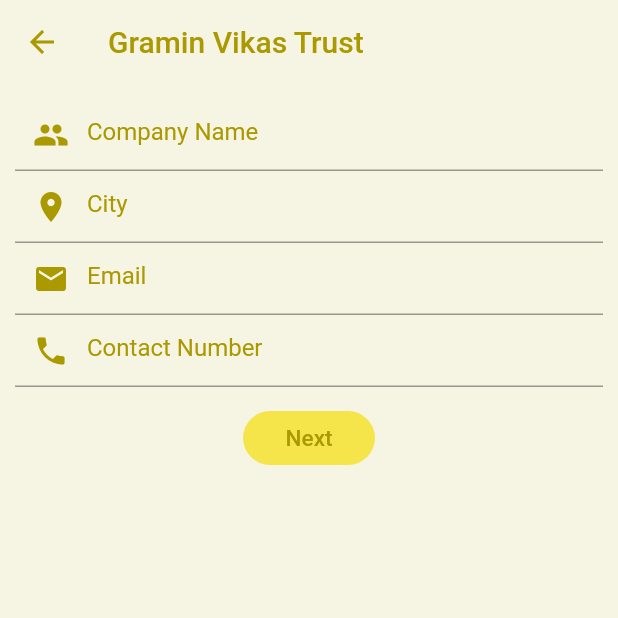
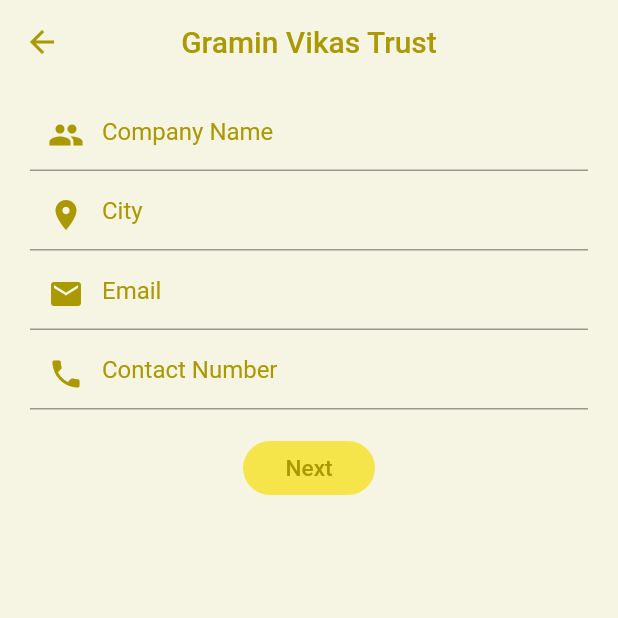
Before and after one commit to ronak197/GVT-Dahod, a Flutter app: the CompanyRegistrationPage screen opened directly, on a phone screen of 412 x 824 dp, the top half of it. Run offline on Flutter 3.47's test engine with Material 2 defaults, Android fonts, the phone set to English and light mode, and no system bars; our stand-ins replace carousel_slider.

Commit message:
Done minor changes in registration pages

```diff
--- a/lib/company_registration.dart
+++ b/lib/company_registration.dart
@@ -10,6 +10,7 @@ class _CompanyRegistrationPageState extends State<CompanyRegistrationPage> {
   Widget build(BuildContext context) {
     return Scaffold(
       appBar: AppBar(
+        centerTitle: true,
         title: Text(
           "Gramin Vikas Trust",
           style: TextStyle(
@@ -29,7 +30,9 @@ class _CompanyRegistrationPageState extends State<CompanyRegistrationPage> {
         color: Color(0xFFF6F5E4),
         child: ListView(
           children: <Widget>[
-            TextFormField(
+            Container(
+              padding: EdgeInsets.only(bottom: 5.0, left: 10.0, right: 10.0),
+              child: TextFormField(
                 style: TextStyle(
                   color: Color(0xFFAA9900),
                 ),
@@ -49,7 +52,10 @@ class _CompanyRegistrationPageState extends State<CompanyRegistrationPage> {
                   )
                 ),
               ),
-            TextFormField(
+            ),
+            Container(
+              padding: EdgeInsets.only(bottom: 5.0, right: 10.0,  left: 10.0),
+              child: TextFormField(
                 style: TextStyle(
                   color: Color(0xFFAA9900),
                 ),
@@ -69,7 +75,11 @@ class _CompanyRegistrationPageState extends State<CompanyRegistrationPage> {
                   )
                 ),
               ),
-            TextFormField(
+            ),
+            Container(
+              padding: EdgeInsets.only(bottom: 5.0, left: 10.0, right: 10.0),
+              child: TextFormField(
+                keyboardType: TextInputType.emailAddress,
                 style: TextStyle(
                   color: Color(0xFFAA9900),
                 ),
@@ -89,7 +99,11 @@ class _CompanyRegistrationPageState extends State<CompanyRegistrationPage> {
                   )
                 ),
               ),
-            TextFormField(
+            ),
+            Container(
+              padding: EdgeInsets.only(bottom: 5.0, right: 10.0, left: 10.0),
+              child: TextFormField(
+                keyboardType: TextInputType.number,
                 style: TextStyle(
                   color: Color(0xFFAA9900),
                 ),
@@ -109,6 +123,7 @@ class _CompanyRegistrationPageState extends State<CompanyRegistrationPage> {
                   )
                 ),
               ),
+            ),
             SizedBox(
               height: 10.0
             ),
@@ -123,12 +138,12 @@ class _CompanyRegistrationPageState extends State<CompanyRegistrationPage> {
                     "Next",
                     style: TextStyle(
                       color: Color(0xFFAA9900),
-                      fontSize: 15.0
-                    )
+                      fontSize: 15.0,
+                    ),
                   ),
                   shape: RoundedRectangleBorder(
                     borderRadius: BorderRadius.circular(30.0)
-                  )
+                  ),
                 ),
               ]
             ),
--- a/lib/main.dart
+++ b/lib/main.dart
@@ -4,7 +4,6 @@ import 'package:carousel_slider/carousel_slider.dart';
 import 'package:gvtdahod/recruitment_details.dart';
 import 'package:gvtdahod/company_registration.dart';
 import 'package:gvtdahod/worker_registration.dart';
-import 'package:gvtdahod/select_work_home.dart';
 import 'package:gvtdahod/nominee_list.dart';
 import 'package:gvtdahod/profilepage.dart';
 import 'package:gvtdahod/loginpage.dart';
@@ -15,7 +14,7 @@ class MyApp extends StatelessWidget {
   @override
   Widget build(BuildContext context) {
     return MaterialApp(
-      home: LoginPageHome(),
+      home: CompanyRegistrationPage(),
       theme: ThemeData(
         primarySwatch: Colors.yellow
       ),
--- a/lib/profilepage.dart
+++ b/lib/profilepage.dart
@@ -25,7 +25,6 @@ class ProfilePage extends StatelessWidget {
             padding: EdgeInsets.only(left: 20.0, bottom: 30.0, top: 10.0),
             child: Row(
               mainAxisAlignment: MainAxisAlignment.start,
-
               children: <Widget>[
                 Container(
                   height: 95.0,
```
Also changed, not shown: lib/worker_registration.dart (+18 -4 lines). Lines whose indentation alone changed are shown as unchanged.
